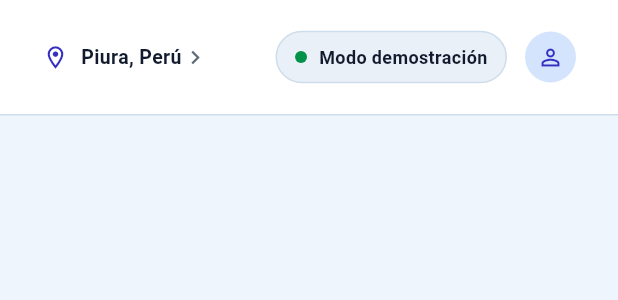
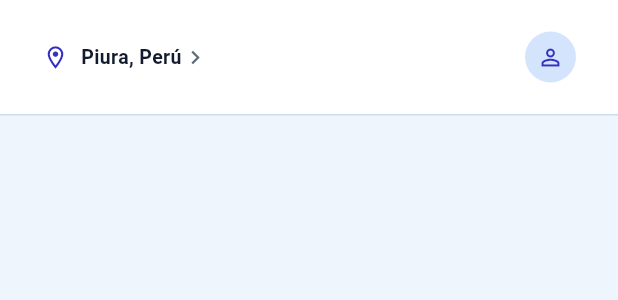
Before and after one commit to miacordov/piurago, a Flutter app: the TopBar widget shown alone on an empty page, opened directly, on a phone screen of 412 x 824 dp. Shown: the top 300 px of the screen. Run offline on Flutter 3.47's test engine with Material 3 defaults, Android fonts, the phone set to English and light mode, and no system bars; our stand-ins replace flutter_map, flutter_secure_storage, geolocator, latlong2; accounts and stored records are empty; network calls fail.

Commit message:
fix(frontend): muestra "Modo demostración" solo cuando se usan datos de prueba

```diff
--- a/frontend/lib/features/congestion/congestion_page.dart
+++ b/frontend/lib/features/congestion/congestion_page.dart
@@ -128,6 +128,8 @@ class _CongestionPageState extends State<CongestionPage> {
   Widget build(BuildContext context) {
     return ShellScaffold(
       seccion: SeccionApp.congestion,
+      // Sin repositorio la pantalla no tiene de dónde sacar datos reales.
+      esDemostracion: widget.repository?.esDemostracion ?? true,
       child: LayoutBuilder(
         builder: (context, constraints) {
           final esCelular = constraints.maxWidth < 700;
--- a/frontend/lib/features/map/map_page.dart
+++ b/frontend/lib/features/map/map_page.dart
@@ -136,6 +136,7 @@ class _MapPageState extends State<MapPage> {
     if (planificador != null) {
       return ShellScaffold(
         seccion: SeccionApp.mapa,
+        esDemostracion: widget.repository.esDemostracion,
         child: _Disposicion(
           mapa: widget.mostrarMapa
               ? MapaViaje(
@@ -159,6 +160,7 @@ class _MapPageState extends State<MapPage> {
     }
     return ShellScaffold(
       seccion: SeccionApp.mapa,
+      esDemostracion: widget.repository.esDemostracion,
       child: FutureBuilder<_DatosMapa>(
         future: _datos,
         builder: (context, snapshot) {
--- a/frontend/lib/features/routes/routes_page.dart
+++ b/frontend/lib/features/routes/routes_page.dart
@@ -80,6 +80,7 @@ class _RoutesPageState extends State<RoutesPage> {
   Widget build(BuildContext context) {
     return ShellScaffold(
       seccion: SeccionApp.rutas,
+      esDemostracion: widget.repository.esDemostracion,
       child: LayoutBuilder(
         builder: (context, constraints) {
           return _cuerpo(horizontal: constraints.maxWidth >= 600 ? 40 : 16);
--- a/frontend/lib/features/shell/app_shell.dart
+++ b/frontend/lib/features/shell/app_shell.dart
@@ -162,9 +162,12 @@ class _NavItem extends StatelessWidget {
   }
 }
 
-/// Barra superior de pantallas anchas: ubicación, modo demostración y perfil.
+/// Barra superior de pantallas anchas: ubicación, modo demostración (solo
+/// con datos de prueba) y perfil.
 class TopBar extends StatelessWidget {
-  const TopBar({super.key});
+  const TopBar({super.key, this.esDemostracion = false});
+
+  final bool esDemostracion;
 
   @override
   Widget build(BuildContext context) {
@@ -175,11 +178,15 @@ class TopBar extends StatelessWidget {
         color: AppColors.surface,
         border: Border(bottom: BorderSide(color: AppColors.border)),
       ),
-      child: const Row(
+      child: Row(
         children: [
-          Icon(Icons.location_on_outlined, size: 18, color: AppColors.primary),
-          SizedBox(width: 8),
-          Text(
+          const Icon(
+            Icons.location_on_outlined,
+            size: 18,
+            color: AppColors.primary,
+          ),
+          const SizedBox(width: 8),
+          const Text(
             'Piura, Perú',
             style: TextStyle(
               fontSize: 13,
@@ -187,11 +194,17 @@ class TopBar extends StatelessWidget {
               color: AppColors.text,
             ),
           ),
-          Icon(Icons.chevron_right, size: 18, color: AppColors.textMuted),
-          Spacer(),
-          DemoPill(),
-          SizedBox(width: 12),
-          UserAvatar(),
+          const Icon(
+            Icons.chevron_right,
+            size: 18,
+            color: AppColors.textMuted,
+          ),
+          const Spacer(),
+          if (esDemostracion) ...[
+            const DemoPill(),
+            const SizedBox(width: 12),
+          ],
+          const UserAvatar(),
         ],
       ),
     );
```
Also changed, not shown: frontend/lib/features/shell/shell_scaffold.dart (+11 -2 lines).
